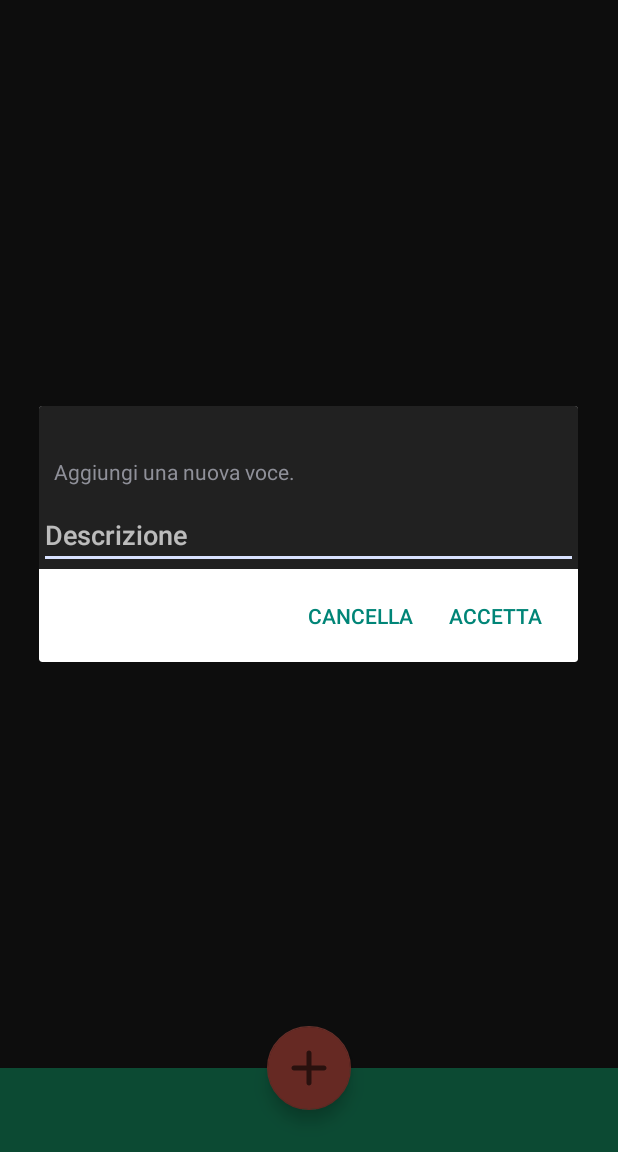
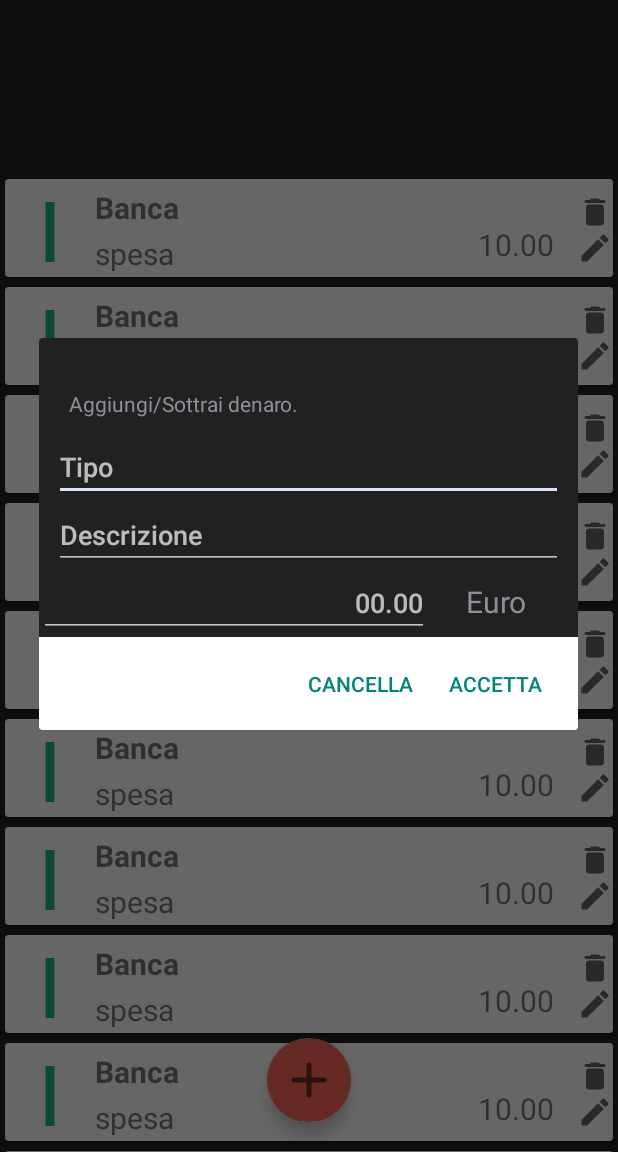
Before and after one commit to Al394/Money_Book, an Android app: the screen it shows after launch (MainActivity), after a tap on an icon or button, on a phone screen of 412 x 824 dp, the part 84-1236 px from its top. Run offline under Robolectric (Android 15) with nearby library versions, the phone set to English and light mode, and no system bars.

```diff
--- a/app/src/main/java/com/example/moneybook/ItemAdapter.kt
+++ b/app/src/main/java/com/example/moneybook/ItemAdapter.kt
@@ -15,7 +15,7 @@ class ItemAdapter(private val itemList: List<ItemCardData>):RecyclerView.Adapter
         val tipo: TextView = itemView.tipo
         val descrizione: TextView = itemView.descrizione
         val saldo: TextView = itemView.saldo
-        val more: ImageView = itemView.more
+
 
 
     }
@@ -35,7 +35,7 @@ class ItemAdapter(private val itemList: List<ItemCardData>):RecyclerView.Adapter
         holder.tipo.text =currentItem.tipo
         holder.descrizione.text =currentItem.descrizione
         holder.saldo.text =currentItem.saldo
-        holder.more.setImageResource(currentItem.menu)
+
 
     }
 }
--- a/app/src/main/java/com/example/moneybook/ItemCardData.kt
+++ b/app/src/main/java/com/example/moneybook/ItemCardData.kt
@@ -1,5 +1,5 @@
 package com.example.moneybook
 
-data class ItemCardData (val barretta: Int, val tipo: String, val descrizione: String,val saldo: String, val menu: Int) {
+data class ItemCardData (val barretta: Int, val tipo: String, val descrizione: String,val saldo: String) {
 
 }
--- a/app/src/main/java/com/example/moneybook/MainActivity.kt
+++ b/app/src/main/java/com/example/moneybook/MainActivity.kt
@@ -2,9 +2,14 @@ package com.example.moneybook
 
 
 import android.os.Bundle
+import android.view.Menu
+import android.view.MenuInflater
 import androidx.appcompat.app.AppCompatActivity
+import androidx.core.graphics.toColor
 import androidx.fragment.app.DialogFragment
+import androidx.recyclerview.widget.LinearLayoutManager
 import kotlinx.android.synthetic.main.activity_main.*
+import kotlinx.android.synthetic.main.item_element.*
 
 
 class MainActivity : AppCompatActivity() {
@@ -15,30 +20,37 @@ class MainActivity : AppCompatActivity() {
         setContentView(R.layout.activity_main)
 
 
-
-
         add.setOnClickListener(){
             val sfm = supportFragmentManager
             val addfr=DialogAdd()
             addfr.show(sfm,"boh")
+
+        }
+        val elist= listx(200)
+        recycle.adapter=ItemAdapter(elist)
+        recycle.layoutManager= LinearLayoutManager(this)
+        recycle.setHasFixedSize(true)
+    }
+fun listx(size: Int): List<ItemCardData> {
+    val lista = ArrayList<ItemCardData>()
+
+        for(i in 0 until size) {
+            val drawable = when (i % 3) {
+                0 -> R.drawable.vertical_line
+
+                else -> R.drawable.vertical_line
+            }
+
+
+            val item = ItemCardData(drawable, "Banca", "spesa", "10.00")
+            lista += item
+
+        }
+            return lista
+
+
         }
 
 
-        fun lista(size: Int): List<ItemCardData> {
-            val list = ArrayList<ItemCardData>()
-            for (i in 0 until size) {
-                val drawable = when (i % 3) {
-                    0 -> R.drawable.vertical_line
-                   else -> R.drawable.vertical_line
-                }
-                val item = ItemCardData(drawable, "Casa", "Line 2","20",1)
-                list += item
-            }
-            return list
-        }
-    lista(50)
-
-    }
-
 
 }
--- /dev/null
+++ b/app/src/main/res/drawable/delete_round.xml
@@ -0,0 +1,10 @@
+<vector xmlns:android="http://schemas.android.com/apk/res/android"
+    android:width="24dp"
+    android:height="24dp"
+    android:viewportWidth="24"
+    android:viewportHeight="24"
+    android:tint="?attr/colorControlNormal">
+  <path
+      android:fillColor="@android:color/white"
+      android:pathData="M6,19c0,1.1 0.9,2 2,2h8c1.1,0 2,-0.9 2,-2V9c0,-1.1 -0.9,-2 -2,-2H8c-1.1,0 -2,0.9 -2,2v10zM18,4h-2.5l-0.71,-0.71c-0.18,-0.18 -0.44,-0.29 -0.7,-0.29H9.91c-0.26,0 -0.52,0.11 -0.7,0.29L8.5,4H6c-0.55,0 -1,0.45 -1,1s0.45,1 1,1h12c0.55,0 1,-0.45 1,-1s-0.45,-1 -1,-1z"/>
+</vector>
--- /dev/null
+++ b/app/src/main/res/drawable/edit_round.xml
@@ -0,0 +1,10 @@
+<vector xmlns:android="http://schemas.android.com/apk/res/android"
+    android:width="24dp"
+    android:height="24dp"
+    android:viewportWidth="24"
+    android:viewportHeight="24"
+    android:tint="?attr/colorControlNormal">
+  <path
+      android:fillColor="@android:color/white"
+      android:pathData="M3,17.46v3.04c0,0.28 0.22,0.5 0.5,0.5h3.04c0.13,0 0.26,-0.05 0.35,-0.15L17.81,9.94l-3.75,-3.75L3.15,17.1c-0.1,0.1 -0.15,0.22 -0.15,0.36zM20.71,7.04c0.39,-0.39 0.39,-1.02 0,-1.41l-2.34,-2.34c-0.39,-0.39 -1.02,-0.39 -1.41,0l-1.83,1.83 3.75,3.75 1.83,-1.83z"/>
+</vector>
--- a/app/src/main/res/layout/activity_main.xml
+++ b/app/src/main/res/layout/activity_main.xml
@@ -9,23 +9,23 @@
 
 
     <androidx.constraintlayout.widget.ConstraintLayout
+        android:id="@+id/constraintLayout"
         android:layout_width="match_parent"
-        android:layout_height="match_parent"
-        >
+        android:layout_height="match_parent">
 
         <androidx.appcompat.widget.Toolbar
-            app:title="@string/app_name"
             android:id="@+id/toolbar"
             android:layout_width="match_parent"
             android:layout_height="wrap_content"
             android:background="?attr/colorPrimary"
+            android:backgroundTint="@color/colorPrimary"
             android:minHeight="?attr/actionBarSize"
             android:theme="@style/Theme.AppCompat.DayNight.NoActionBar"
-            android:backgroundTint="@color/colorPrimary"
-            app:menu="@menu/app_menu"
             app:layout_constraintEnd_toEndOf="parent"
             app:layout_constraintStart_toStartOf="parent"
-            app:layout_constraintTop_toTopOf="parent" />
+            app:layout_constraintTop_toTopOf="parent"
+            app:menu="@menu/app_menu"
+            app:title="@string/app_name" />
 
 
         <!--        <fragment-->
@@ -43,21 +43,12 @@
             android:layout_width="match_parent"
             android:layout_height="match_parent"
             android:layout_marginTop="172dp"
+            android:clipToPadding="false"
             android:visibility="visible"
             tools:layout_editor_absoluteX="16dp"
             tools:listitem="@layout/item_element"
-            android:clipToPadding="false"
             />
 
-        <androidx.appcompat.widget.Toolbar
-            android:id="@+id/bottombar"
-            android:layout_width="match_parent"
-            android:layout_height="wrap_content"
-            android:background="?attr/colorPrimary"
-            android:minHeight="?attr/actionBarSize"
-            android:theme="@style/Theme.AppCompat.DayNight.NoActionBar"
-            android:backgroundTint="@color/colorPrimary"
-            app:layout_constraintBottom_toBottomOf="@id/recycle"/>
     </androidx.constraintlayout.widget.ConstraintLayout>
 
 
@@ -74,11 +65,10 @@
         android:src="@drawable/add_round"
         android:visibility="visible"
         app:backgroundTint="@color/colorAccent"
-        app:layout_anchorGravity="top|center"
         app:maxImageSize="40dp"
-        app:layout_anchor="@id/bottombar"
-
-
+        app:layout_anchor="@id/recycle"
+        app:layout_anchorGravity="bottom|center"
+        android:layout_marginBottom="20dp"
         />
 
 
--- a/app/src/main/res/layout/dialog_add_item.xml
+++ b/app/src/main/res/layout/dialog_add_item.xml
@@ -2,6 +2,7 @@
 <androidx.constraintlayout.widget.ConstraintLayout
     xmlns:android="http://schemas.android.com/apk/res/android"
     xmlns:app="http://schemas.android.com/apk/res-auto"
+    xmlns:tools="http://schemas.android.com/tools"
     android:layout_width="match_parent"
     android:layout_height="match_parent"
     android:background="@color/colorBackgroundD"
@@ -14,18 +15,59 @@
         android:layout_height="wrap_content"
         android:layout_marginTop="24dp"
         android:padding="10dp"
+        android:layout_marginHorizontal="10dp"
         android:text="@string/supporting_text"
         app:layout_constraintStart_toStartOf="parent"
         app:layout_constraintTop_toTopOf="parent" />
+
+    <TextView
+        android:id="@+id/Euro"
+        android:layout_width="50dp"
+        android:layout_height="wrap_content"
+        android:layout_marginTop="14dp"
+        android:text="@string/euro"
+        android:textSize="20sp"
+        app:layout_constraintBaseline_toBaselineOf="@id/saldo"
+        app:layout_constraintEnd_toEndOf="parent"
+        app:layout_constraintStart_toEndOf="@+id/saldo"
+        app:layout_constraintTop_toBottomOf="@+id/descrizione" />
+
+    <AutoCompleteTextView
+        android:id="@+id/tipo"
+        android:layout_width="match_parent"
+        android:layout_height="wrap_content"
+        android:hint="@string/tipo"
+        android:completionThreshold="1"
+        android:inputType="text"
+        android:maxLines="0"
+        android:layout_marginHorizontal="10dp"
+        android:completionHint="Seleziona il tipo di operazione."
+        app:layout_constraintTop_toBottomOf="@+id/textView" />
 
     <EditText
         android:id="@+id/descrizione"
         android:layout_width="match_parent"
         android:layout_height="wrap_content"
+        android:layout_marginHorizontal="10dp"
         android:hint="@string/descrizione"
+        android:maxLines="0"
         android:inputType="text"
-        app:layout_constraintTop_toBottomOf="@+id/textView"
+        app:layout_constraintTop_toBottomOf="@+id/tipo"
+        android:autofillHints="" />
+
+    <EditText
+        android:id="@+id/saldo"
+        android:layout_width="260dp"
+        android:layout_height="wrap_content"
+        android:autofillHints="Euro"
+        android:hint="@string/_00_00"
+        android:inputType="numberDecimal|numberSigned"
+        android:layout_marginHorizontal="10dp"
+        android:textAlignment="textEnd"
+        app:layout_constraintTop_toBottomOf="@+id/descrizione"
+        app:layout_constraintStart_toStartOf="@id/constraintLayout"
         />
 
 
+
 </androidx.constraintlayout.widget.ConstraintLayout>
--- a/app/src/main/res/layout/item_element.xml
+++ b/app/src/main/res/layout/item_element.xml
@@ -10,17 +10,19 @@
     <RelativeLayout
         android:layout_width="match_parent"
         android:layout_height="wrap_content"
+        android:id="@+id/primo"
         >
 
         <ImageView
             android:id="@+id/barretta"
             android:layout_width="60dp"
             android:layout_height="60dp"
-            android:layout_centerVertical="true"
+            android:layout_marginTop="5dp"
             android:contentDescription="@string/card_relativelayout"
             android:padding="10dp"
             app:srcCompat="@drawable/vertical_line"
-            android:tint="@color/colorPrimary"/>
+            android:tint="@color/colorPrimary"
+            android:clickable="true"/>
 
         <TextView
             android:id="@+id/tipo"
@@ -29,10 +31,10 @@
             android:layout_toEndOf="@+id/barretta"
             android:text="@string/tipo"
             android:textSize="20sp"
-            android:paddingTop="10dp"
+            android:paddingTop="5dp"
             android:paddingBottom="3dp"
             android:textStyle="bold"
-            tools:ignore="RtlSymmetry" />
+            />
 
         <TextView
 
@@ -43,31 +45,43 @@
             android:layout_below="@id/tipo"
             android:text="@string/descrizione"
             android:textSize="20sp"
-            tools:ignore="RtlSymmetry" />
 
-        <ImageView
-            android:id="@+id/more"
-            android:layout_width="39dp"
-            android:layout_height="73dp"
-            android:layout_alignParentEnd="true"
-            app:srcCompat="@drawable/more_vert_round24"
-            android:contentDescription="@string/menu"
-            android:clickable="true"/>
+            />
 
 
         <TextView
             android:id="@+id/saldo"
             android:layout_width="wrap_content"
             android:layout_height="wrap_content"
-            android:layout_centerVertical="true"
-            android:layout_marginStart="-117dp"
+            android:layout_marginTop="30dp"
             android:layout_marginEnd="15dp"
-            android:layout_toStartOf="@+id/more"
+            android:layout_toStartOf="@+id/elimina"
             android:text="@string/money"
             android:textSize="20sp"
             tools:ignore="RelativeOverlap" />
 
+        <ImageView
+            android:id="@+id/elimina"
+            android:layout_width="wrap_content"
+            android:layout_height="wrap_content"
+            app:srcCompat="@drawable/delete_round"
+            android:layout_alignParentEnd="true"
+            android:clickable="true"
+            android:paddingTop="10dp"
+            />
+        <ImageView
+            android:id="@+id/edit"
+            android:layout_width="wrap_content"
+            android:layout_height="wrap_content"
+            app:srcCompat="@drawable/edit_round"
+            android:layout_alignParentEnd="true"
+            android:layout_below="@+id/elimina"
+            android:clickable="true"
+            />
+
+
     </RelativeLayout>
 
 
+
 </androidx.cardview.widget.CardView>
--- a/app/src/main/res/menu/app_menu.xml
+++ b/app/src/main/res/menu/app_menu.xml
@@ -8,6 +8,8 @@
         android:icon="@drawable/search_round"
         android:title="@string/search"
         app:showAsAction="ifRoom"
+
         />
 
+
 </menu>
--- a/app/src/main/res/values/strings.xml
+++ b/app/src/main/res/values/strings.xml
@@ -6,10 +6,15 @@
     <string name="card_relativelayout">Card relativelayout</string>
     <string name="tipo">Tipo</string>
     <string name="descrizione">Descrizione</string>
-    <string name="money">00,00€</string>
+    <string name="money">00,00</string>
     <string name="title">Titolo</string>
-    <string name="supporting_text">Aggiungi una nuova voce.</string>
+    <string name="supporting_text">Aggiungi/Sottrai denaro.</string>
     <string name="cancel">Cancella</string>
     <string name="decline">Annulla</string>
     <string name="accept">Accetta</string>
+    <string name="modifica">Modifica</string>
+    <string name="elimina">Elimina</string>
+    <string name="Tipo">AutoCompleteTextView</string>
+    <string name="euro">Euro</string>
+    <string name="_00_00">00.00</string>
 </resources>
```
Lines whose indentation alone changed are shown as unchanged.
